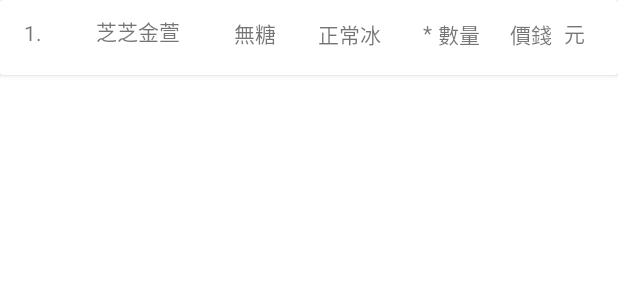
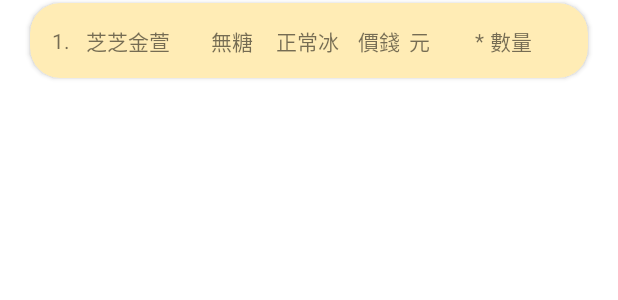
Before and after one commit to Jingyuyuu/YujinCoffee_App_AWS, an Android app: the layout myorder_row.xml on its own in the app's theme, with its tools: preview values and no code run, on a phone screen of 412 x 824 dp. Shown: the top 300 px of the screen. Run offline under Robolectric (Android 15) with nearby library versions, the phone set to English and light mode, and no system bars.

Commit message:
修改我的訂單的UI 01/26 16；01

```diff
--- a/app/src/main/res/layout/myorder_row.xml
+++ b/app/src/main/res/layout/myorder_row.xml
@@ -3,7 +3,13 @@
     xmlns:app="http://schemas.android.com/apk/res-auto"
     xmlns:tools="http://schemas.android.com/tools"
     android:layout_width="match_parent"
-    android:layout_height="50dp">
+    android:layout_height="50dp"
+    android:layout_marginLeft="20dp"
+    android:layout_marginTop="2dp"
+    android:layout_marginRight="20dp"
+    android:layout_marginBottom="2dp"
+    app:cardBackgroundColor="@color/yj_back_yel002"
+    app:cardCornerRadius="20dp">
 
     <androidx.constraintlayout.widget.ConstraintLayout
         android:layout_width="match_parent"
@@ -13,85 +19,95 @@
             android:id="@+id/no"
             android:layout_width="wrap_content"
             android:layout_height="wrap_content"
-            android:layout_marginStart="16dp"
-            android:layout_marginTop="12dp"
             android:text="1."
+            app:layout_constraintBottom_toBottomOf="parent"
+            app:layout_constraintEnd_toEndOf="parent"
+            app:layout_constraintHorizontal_bias="0.04"
             app:layout_constraintStart_toStartOf="parent"
-            app:layout_constraintTop_toTopOf="parent" />
+            app:layout_constraintTop_toTopOf="parent"
+            app:layout_constraintVertical_bias="0.5" />
 
         <TextView
             android:id="@+id/shopName"
             android:layout_width="wrap_content"
             android:layout_height="wrap_content"
-            android:layout_marginStart="48dp"
             android:text="芝芝金萱"
-            app:layout_constraintBottom_toBottomOf="@+id/no"
-            app:layout_constraintStart_toStartOf="@+id/no"
+            app:layout_constraintBottom_toBottomOf="parent"
+            app:layout_constraintEnd_toEndOf="parent"
+            app:layout_constraintHorizontal_bias="0.038"
+            app:layout_constraintStart_toEndOf="@+id/no"
             app:layout_constraintTop_toTopOf="parent"
-            app:layout_constraintVertical_bias="1.0" />
+            app:layout_constraintVertical_bias="0.517" />
 
         <TextView
             android:id="@+id/shopSugar"
             android:layout_width="wrap_content"
             android:layout_height="wrap_content"
-            android:layout_marginStart="156dp"
             android:text="無糖"
             app:layout_constraintBottom_toBottomOf="parent"
-            app:layout_constraintStart_toStartOf="parent"
+            app:layout_constraintEnd_toEndOf="parent"
+            app:layout_constraintHorizontal_bias="0.297"
+            app:layout_constraintStart_toEndOf="@+id/no"
             app:layout_constraintTop_toTopOf="parent"
-            app:layout_constraintVertical_bias="0.387" />
+            app:layout_constraintVertical_bias="0.517" />
 
         <TextView
             android:id="@+id/shopIce"
             android:layout_width="wrap_content"
             android:layout_height="wrap_content"
-            android:layout_marginStart="212dp"
-            android:layout_marginTop="12dp"
             android:text="@string/hank_ice"
-            app:layout_constraintStart_toStartOf="parent"
-            app:layout_constraintTop_toTopOf="parent" />
+            app:layout_constraintBottom_toBottomOf="parent"
+            app:layout_constraintEnd_toEndOf="parent"
+            app:layout_constraintHorizontal_bias="0.453"
+            app:layout_constraintStart_toEndOf="@+id/no"
+            app:layout_constraintTop_toTopOf="parent"
+            app:layout_constraintVertical_bias="0.517" />
 
         <TextView
             android:id="@+id/textView34"
             android:layout_width="wrap_content"
             android:layout_height="wrap_content"
-            android:layout_marginTop="12dp"
-            android:layout_marginEnd="4dp"
             android:text="*"
             app:layout_constraintBottom_toBottomOf="parent"
-            app:layout_constraintEnd_toStartOf="@+id/shopAmount"
-            app:layout_constraintTop_toTopOf="parent"
-            app:layout_constraintVertical_bias="0.0" />
+            app:layout_constraintEnd_toEndOf="parent"
+            app:layout_constraintHorizontal_bias="0.795"
+            app:layout_constraintStart_toEndOf="@+id/no"
+            app:layout_constraintTop_toTopOf="parent" />
 
         <TextView
             android:id="@+id/shopAmount"
             android:layout_width="wrap_content"
             android:layout_height="wrap_content"
-            android:layout_marginStart="292dp"
-            android:layout_marginTop="12dp"
             android:text="@string/hank_quantity"
+            app:layout_constraintBottom_toBottomOf="parent"
+            app:layout_constraintEnd_toEndOf="parent"
+            app:layout_constraintHorizontal_bias="0.892"
             app:layout_constraintStart_toStartOf="parent"
-            app:layout_constraintTop_toTopOf="parent" />
+            app:layout_constraintTop_toTopOf="parent"
+            app:layout_constraintVertical_bias="0.5" />
 
         <TextView
             android:id="@+id/shopDollar"
             android:layout_width="wrap_content"
             android:layout_height="wrap_content"
-            android:layout_marginStart="340dp"
-            android:layout_marginTop="12dp"
             android:text="@string/hank_price"
-            app:layout_constraintStart_toStartOf="parent"
-            app:layout_constraintTop_toTopOf="parent" />
+            app:layout_constraintBottom_toBottomOf="parent"
+            app:layout_constraintEnd_toEndOf="parent"
+            app:layout_constraintHorizontal_bias="0.605"
+            app:layout_constraintStart_toEndOf="@+id/no"
+            app:layout_constraintTop_toTopOf="parent"
+            app:layout_constraintVertical_bias="0.517" />
 
         <TextView
             android:id="@+id/textView32"
             android:layout_width="wrap_content"
             android:layout_height="wrap_content"
-            android:layout_marginStart="8dp"
             android:text="@string/hank_dollar"
             app:layout_constraintBottom_toBottomOf="parent"
-            app:layout_constraintStart_toEndOf="@+id/shopDollar"
+            app:layout_constraintEnd_toEndOf="parent"
+            app:layout_constraintHorizontal_bias="0.603"
+            app:layout_constraintStart_toEndOf="@+id/shopName"
             app:layout_constraintTop_toTopOf="parent"
-            app:layout_constraintVertical_bias="0.387" />
+            app:layout_constraintVertical_bias="0.5" />
     </androidx.constraintlayout.widget.ConstraintLayout>
 </androidx.cardview.widget.CardView>
```
Also changed, not shown: app/src/main/java/app/myproject/yujincoffee_app/MyOrderActivity.java (+10 -0 lines), app/src/main/res/layout/activity_my_order.xml (+86 -10 lines).
